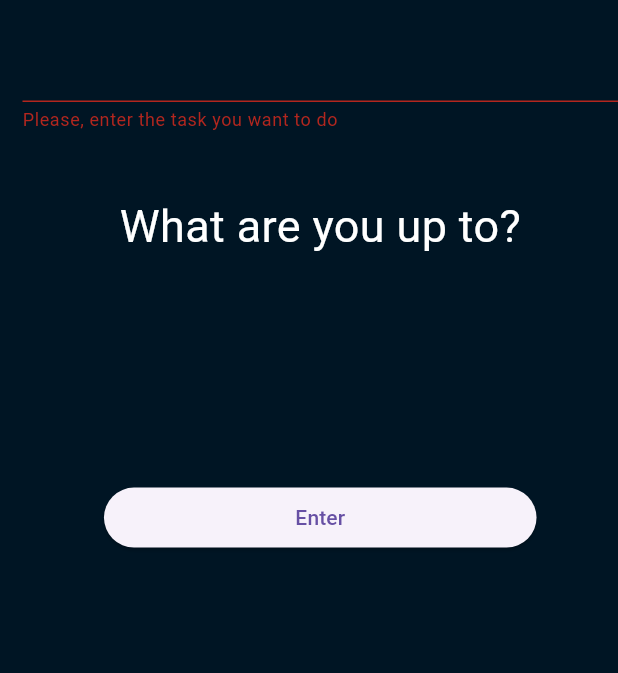
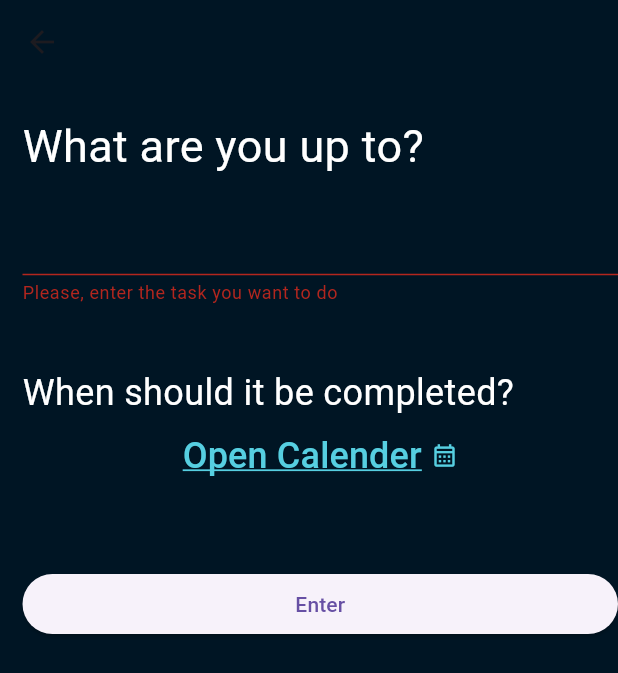
Before and after one commit to ABDELRAHMAN-MAHM0UD/To_Do-List, a Flutter app: the AddTaskBottomSheet screen opened directly, after a tap on "Enter", on a phone screen of 412 x 824 dp. Shown: the top 673 px of the screen. Run offline on Flutter 3.47's test engine with Material 3 defaults, Android fonts, the phone set to English and light mode, and no system bars; our stand-ins replace flutter_slidable, google_mobile_ads, shared_preferences; accounts and stored records are empty; network calls fail.

```diff
--- a/lib/ads/ad_unit.dart
+++ b/lib/ads/ad_unit.dart
@@ -1,5 +1,5 @@
 class AdsUtils{
-  static bool inTest = false;
+  static bool inTest = true;
 
   static String banenr1 = inTest?
   "ca-app-pub-3940256099942544/6300978111":
--- a/lib/buttom_sheet.dart
+++ b/lib/buttom_sheet.dart
@@ -52,11 +52,10 @@ class _AddTaskBottomSheetState extends State<AddTaskBottomSheet> {
       ),
     );
   }
+
   void _showInterstitialAd() {
     if (_isAdLoaded && _interstitialAd != null) _interstitialAd!.show();
   }
-
-
 
   @override
   void initState() {
@@ -67,7 +66,7 @@ class _AddTaskBottomSheetState extends State<AddTaskBottomSheet> {
 
   @override
   void dispose() {
-    bannerAd?.dispose();  // Dispose the ad to free up resources
+    bannerAd?.dispose(); // Dispose the ad to free up resources
     super.dispose();
   }
 
@@ -76,7 +75,9 @@ class _AddTaskBottomSheetState extends State<AddTaskBottomSheet> {
     double width = MediaQuery.of(context).size.width;
     double height = MediaQuery.of(context).size.height;
 
-    return Container(
+    return Scaffold(
+      appBar: AppBar(backgroundColor: AppColors.darkblue),
+      body: Container(
         color: AppColors.darkblue,
         height: double.infinity,
         width: double.infinity,
@@ -84,7 +85,13 @@ class _AddTaskBottomSheetState extends State<AddTaskBottomSheet> {
           padding: const EdgeInsets.only(top: 20, left: 15),
           child: SingleChildScrollView(
             child: Column(
+              crossAxisAlignment: CrossAxisAlignment.stretch,
               children: [
+                Text(
+                  "What are you up to?",
+                  style: TextStyle(color: Colors.white, fontSize: 30),
+                ),
+                SizedBox(height: height * 0.02),
                 Form(
                   key: viewModel.formKey,
                   child: TextFormField(
@@ -113,11 +120,27 @@ class _AddTaskBottomSheetState extends State<AddTaskBottomSheet> {
                   ),
                 ),
                 SizedBox(height: height * 0.05),
-              Text(
-                "What are you up to?",
-                style: TextStyle(color: Colors.white, fontSize: 30),
-              ),
-              SizedBox(height: height * 0.12),
+                Text("When should it be completed?",
+                    style: TextStyle(color: Colors.white, fontSize: 24)),
+                TextButton(
+                    onPressed: () {
+                      showCalender();
+                    },
+                    child: Row(
+                      mainAxisAlignment: MainAxisAlignment.center,
+                      children: [
+                        Text("Open Calender ",
+                            style: TextStyle(
+                                color: AppColors.sky,
+                                fontSize: 24,
+                                decoration: TextDecoration.underline,
+                                decorationColor: AppColors.sky)),
+                        Icon(
+                          Icons.calendar_month_outlined,
+                          color: AppColors.sky,
+                        )
+                      ],
+                    )),
                 Container(
                   margin: EdgeInsets.only(bottom: 40, top: 50),
                   width: width * 0.7,
@@ -131,19 +154,29 @@ class _AddTaskBottomSheetState extends State<AddTaskBottomSheet> {
                     style: ButtonStyle(),
                   ),
                 ),
-            _isAdLoaded?
-              Container(
-
+                _isAdLoaded
+                    ? Container(
                         width: bannerAd!.size.width.toDouble(),
                         height: bannerAd!.size.height.toDouble(),
-                  child: AdWidget(
-                    ad: bannerAd!
-                  )):
-                Container()
+                        child: AdWidget(ad: bannerAd!))
+                    : Container()
               ],
+            ),
           ),
         ),
       ),
     );
   }
+
+  void showCalender() async {
+    var choosenDate = await showDatePicker(
+      context: context,
+      firstDate: DateTime.now(),
+      initialDate: DateTime.now(),
+      lastDate: DateTime.now().add(Duration(days: 1825)),
+    );
+    setState(() {
+      viewModel.dateTime = choosenDate ?? viewModel.dateTime;
+    });
   }
+}
--- a/lib/home_screen.dart
+++ b/lib/home_screen.dart
@@ -70,6 +70,7 @@ class _HomeScreenState extends State<HomeScreen> {
 
   void AddButtonTap() {
     showModalBottomSheet(
+      isScrollControlled: true,
       context: context,
       builder: (_) => AddTaskBottomSheet(), // No need to pass onTaskAdded
     );
--- a/lib/view_model.dart
+++ b/lib/view_model.dart
@@ -6,12 +6,15 @@ import 'package:to_do_release/task_widget/task_widget.dart';
 class ViewModel {
   var formKey = GlobalKey<FormState>();
   TextEditingController taskTitle = TextEditingController();
+  DateTime dateTime = DateTime.now();
 
   void enterTask(BuildContext context) {
     if (formKey.currentState?.validate() == true) {
       int taskId = DateTime.now().millisecondsSinceEpoch; // Generate a unique ID
-      TaskWidget task = TaskWidget(taskTitle: taskTitle.text, id: taskId);
-
+      TaskWidget task = TaskWidget(taskTitle: taskTitle.text,
+        id: taskId,dateTime: dateTime);
+      print(" ><><><>>> task date >> ${task.dateTime.day.toString()}");
+      print(" ><><><>>>  date >> ${task.dateTime}");
       // Access TaskProvider and add the task
       Provider.of<TaskProvider>(context, listen: false).addTask(task);
       taskTitle.clear(); // Clear the input field
--- a/pubspec.yaml
+++ b/pubspec.yaml
@@ -38,12 +38,8 @@ dependencies:
   shared_preferences: ^2.3.2
   provider: ^6.0.3
   google_mobile_ads: ^5.1.0
-  flutter_launcher_icons: ^0.10.0
+  flutter_slidable: ^3.1.1
 
-flutter_icons:
-  android: true
-  ios: true
-  image_path: "assets/images/to_do_icon.png"
 
 dev_dependencies:
   flutter_test:
```
Also changed, not shown: lib/task_widget/task_widget.dart (+11 -13 lines), lib/tasks_list.dart (+55 -1 lines), pubspec.lock. Lines whose indentation alone changed are shown as unchanged.
